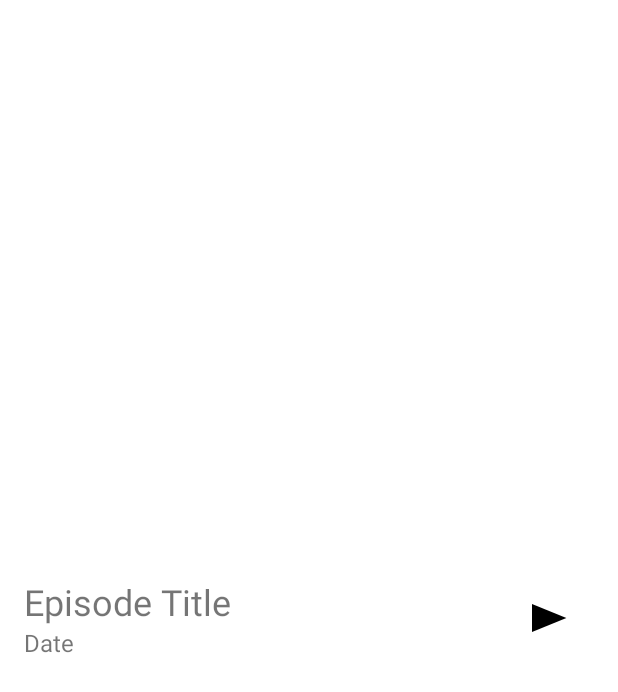
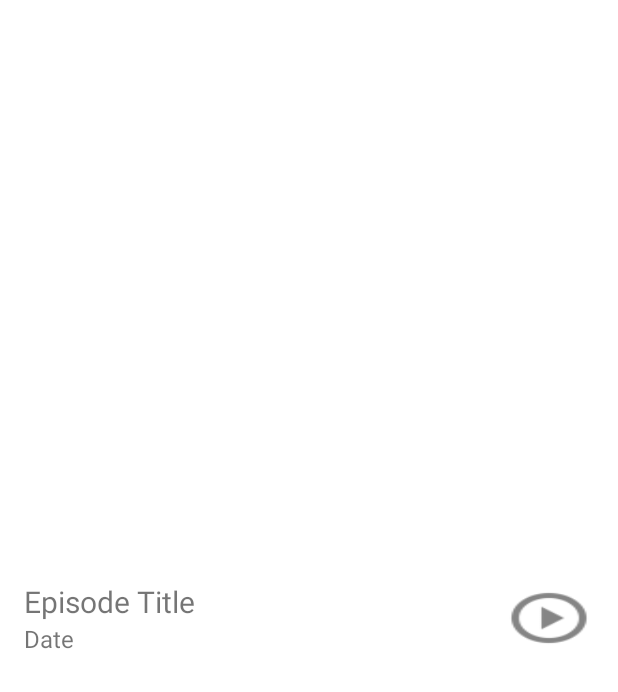
Before and after one commit to alanionita/GDS_MusicalStructureApp, an Android app: the layout episode_list_item.xml on its own in the app's theme, with its tools: preview values and no code run, on a phone screen of 412 x 824 dp. Shown: the top 692 px of the screen. Run offline under Robolectric (Android 15) with nearby library versions, the phone set to English and light mode, and no system bars.

Commit message:
updates the play button on episode_list_item

```diff
--- a/app/src/main/res/layout/episode_list_item.xml
+++ b/app/src/main/res/layout/episode_list_item.xml
@@ -34,6 +34,6 @@
         android:layout_width="@dimen/ep_list_item_play_button"
         android:layout_height="@dimen/ep_list_item_play_button"
         android:layout_weight="1"
-        android:background="@drawable/ic_play_arrow_black_24dp"
-        android:layout_marginRight="@dimen/layout_divider_large"/>
+        android:background="@drawable/ic_action_play_circle"
+        android:layout_marginRight="@dimen/layout_divider"/>
 </LinearLayout>
--- a/app/src/main/res/values/dimens.xml
+++ b/app/src/main/res/values/dimens.xml
@@ -7,12 +7,12 @@
 
     // general
     <dimen name="header_font">24sp</dimen>
-    <dimen name="episode_title_font">24sp</dimen>
+    <dimen name="episode_title_font">20sp</dimen>
     <dimen name="episode_date_font">16sp</dimen>
 
     // episode_list_item
     <dimen name="ep_list_item_padding">8dp</dimen>
-    <dimen name="ep_list_item_play_button">32dp</dimen>
+    <dimen name="ep_list_item_play_button">40dp</dimen>
 
     // now_playing
     <dimen name="back_button_width">72dp</dimen>
```
Also changed, not shown: app/src/main/res/drawable-hdpi/ic_action_play_circle.png (added), app/src/main/res/drawable-mdpi/ic_action_play_circle.png (added), app/src/main/res/drawable-xhdpi/ic_action_play_circle.png (added), app/src/main/res/drawable-xxhdpi/ic_action_play_circle.png (added).
